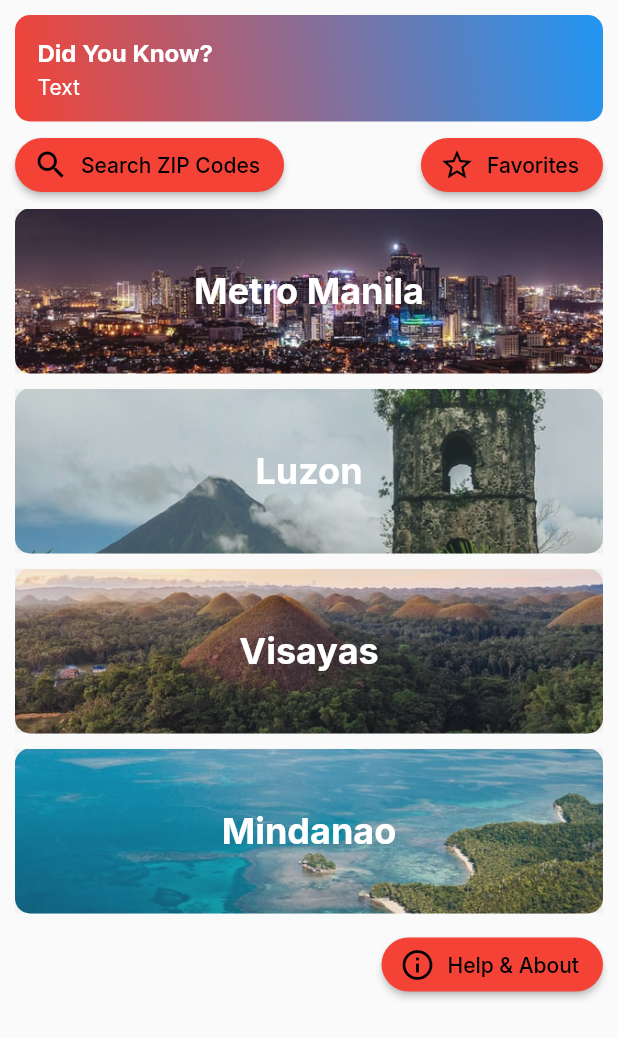
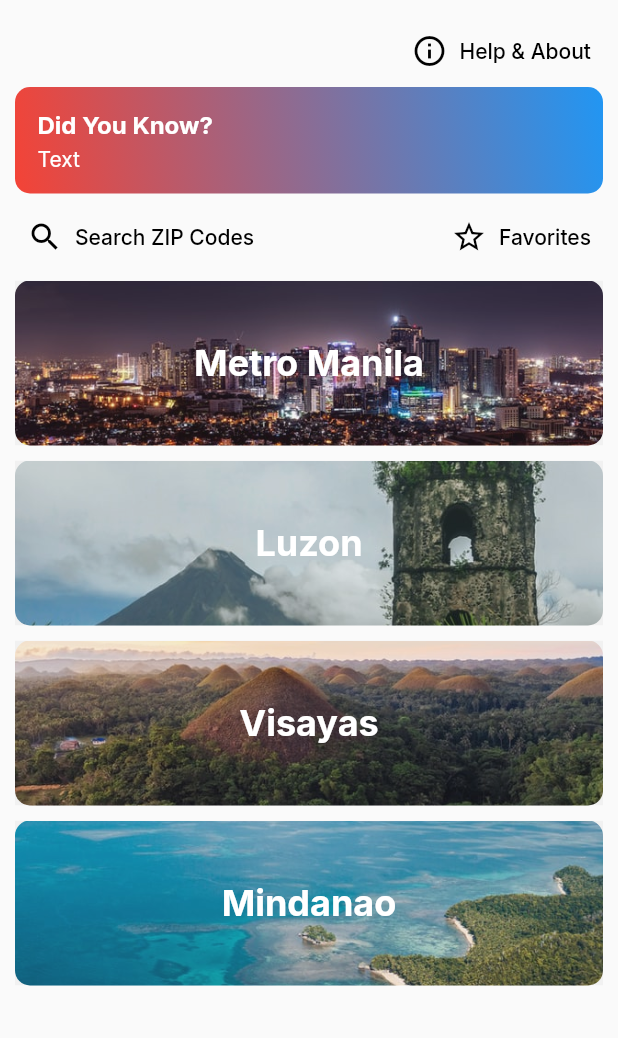
Before and after one commit to reddvid/zipcodeph_flutter, a Flutter app: the screen it shows after launch, on a phone screen of 412 x 824 dp. Shown: the top 1038 px of the screen. Run offline on Flutter 3.47's test engine with Material 2 defaults, Android fonts, the phone set to English and light mode, and no system bars; our stand-ins replace google_fonts, package_info_plus, share_plus.

Commit message:
Compacted UI code

```diff
--- a/lib/views/mainpage.dart
+++ b/lib/views/mainpage.dart
@@ -27,24 +27,51 @@ class _MainMenuState extends State<MainMenu> {
           child: Column(
             mainAxisAlignment: MainAxisAlignment.start,
             children: [
-              Container(
+              aboutButton(),
+              trivia(),
+              Row(
+                mainAxisAlignment: MainAxisAlignment.spaceBetween,
+                children: [searchButton(), favoritesButton()],
+              ),
+              Expanded(
+                  child: SingleChildScrollView(
+                      child: Column(
+                children: [
+                  ncr(),
+                  divider(),
+                  luzon(),
+                  divider(),
+                  visayas(),
+                  divider(),
+                  mindanao(),
+                  divider(),
+                  enddivider()
+                ],
+              ))),
+            ],
+          )),
+    ));
+  }
+
+  trivia() {
+    return Container(
         width: double.infinity,
         padding: const EdgeInsets.fromLTRB(15, 15, 15, 15),
         child: Column(
           crossAxisAlignment: CrossAxisAlignment.start,
-                    children: [
-                      const Text(
+          children: const [
+            Text(
               'Did You Know?',
               style: TextStyle(
                   fontWeight: FontWeight.bold,
                   color: Colors.white,
                   fontSize: 16),
             ),
-                      const Divider(
+            Divider(
               height: 5,
               color: Colors.transparent,
             ),
-                      trivia(),
+            Text('Text', style: TextStyle(color: Colors.white))
             // Align(
             //     alignment: Alignment.bottomRight,
             //     child: shareButton())
@@ -61,37 +88,7 @@ class _MainMenuState extends State<MainMenu> {
                 Colors.blue,
                 Colors.red,
               ],
-                      ))),
-              Row(
-                mainAxisAlignment: MainAxisAlignment.spaceBetween,
-                children: [searchButton(), favoritesButton()],
-              ),
-              Expanded(
-                  child: SingleChildScrollView(
-                      child: Column(
-                children: [
-                  ncr(),
-                  divider(),
-                  luzon(),
-                  divider(),
-                  visayas(),
-                  divider(),
-                  mindanao(),
-                  divider(),
-                  Align(
-                    alignment: Alignment.topRight,
-                    child: aboutButton(),
-                  ),
-                  enddivider()
-                ],
-              ))),
-            ],
-          )),
-    ));
-  }
-
-  trivia() {
-    return const Text('Text', style: TextStyle(color: Colors.white));
+            )));
   }
 
   shareButton() {
@@ -109,14 +106,16 @@ class _MainMenuState extends State<MainMenu> {
   }
 
   aboutButton() {
-    return ElevatedButton.icon(
+    return Align(
+        alignment: Alignment.topRight,
+        child: TextButton.icon(
             icon: Icon(
                 Platform.isAndroid
                     ? Icons.info_outline
                     : CupertinoIcons.info_circle,
                 color: Colors.black),
-        label:
-            const Text('Help & About', style: TextStyle(color: Colors.black)),
+            label: const Text('Help & About',
+                style: TextStyle(color: Colors.black)),
             onPressed: () {
               Navigator.push(context,
                   MaterialPageRoute(builder: (context) => const AboutPage()));
@@ -125,13 +124,13 @@ class _MainMenuState extends State<MainMenu> {
                 shape: MaterialStateProperty.all<RoundedRectangleBorder>(
                     RoundedRectangleBorder(
               borderRadius: BorderRadius.circular(18.0),
-        ))));
+            )))));
   }
 
   searchButton() {
     return Padding(
         padding: const EdgeInsets.symmetric(vertical: 5),
-        child: ElevatedButton.icon(
+        child: TextButton.icon(
             icon: Icon(
                 Platform.isAndroid ? Icons.search : CupertinoIcons.search,
                 color: Colors.black),
@@ -151,7 +150,7 @@ class _MainMenuState extends State<MainMenu> {
   favoritesButton() {
     return Padding(
         padding: const EdgeInsets.symmetric(vertical: 5),
-        child: ElevatedButton.icon(
+        child: TextButton.icon(
             icon: Icon(
                 Platform.isAndroid ? Icons.star_outline : CupertinoIcons.heart,
                 color: Colors.black),
```
Lines whose indentation alone changed are shown as unchanged.
